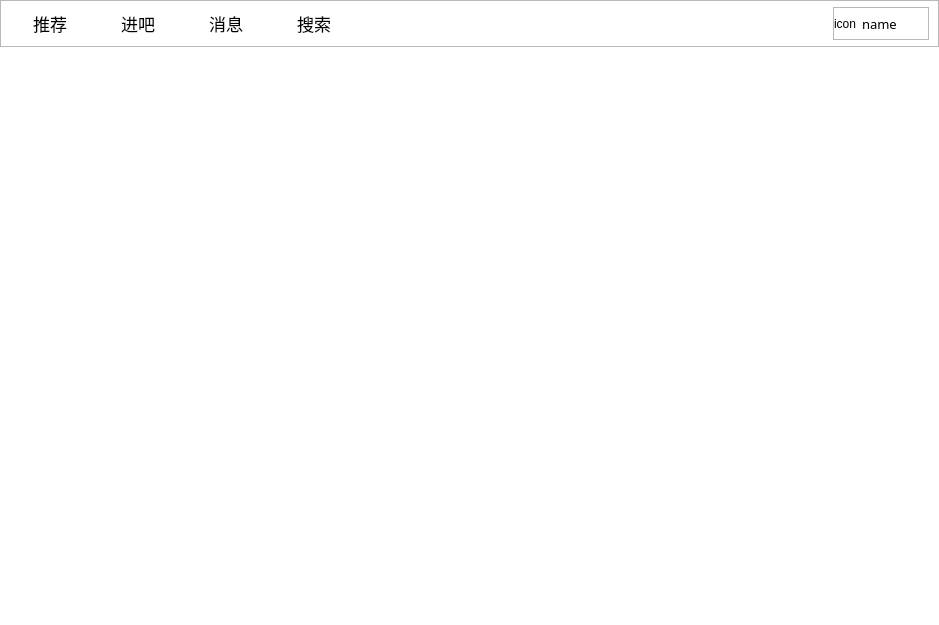
Before: the Qt Designer form resf/mainwindow.ui in clb-128258/TiebaDesktop, drawn with Qt 5.
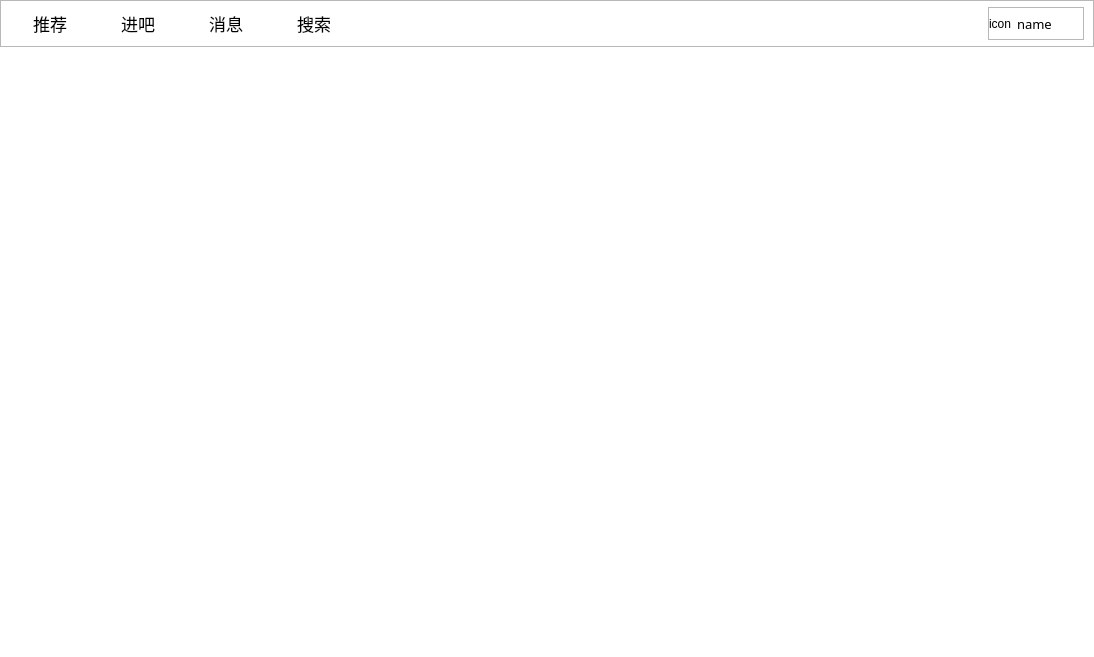
After: the same form once the commit is applied.

Diff of the .ui file:
```diff
--- a/resf/mainwindow.ui
+++ b/resf/mainwindow.ui
@@ -6,8 +6,8 @@
    <rect>
     <x>0</x>
     <y>0</y>
-    <width>939</width>
-    <height>625</height>
+    <width>1094</width>
+    <height>657</height>
    </rect>
   </property>
   <property name="windowTitle">
```
